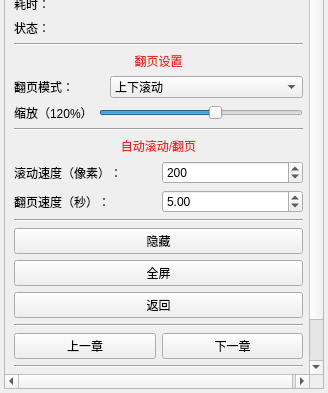
Qt form ui/component/ui_read_tool.ui (tonquer/picacg-qt) before a commit; both pictures show x 0 to 328 and y 432 to 825 of the 328 by 825 pixel window.
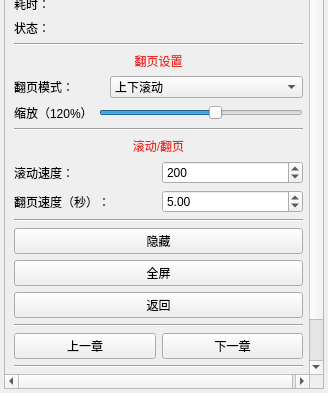
The same form after that commit. Custom widgets are drawn as their Qt base class.

The edit to the form file:
```diff
--- a/ui/component/ui_read_tool.ui
+++ b/ui/component/ui_read_tool.ui
@@ -41,7 +41,7 @@
       <property name="geometry">
        <rect>
         <x>0</x>
-        <y>0</y>
+        <y>-27</y>
         <width>310</width>
         <height>825</height>
        </rect>
@@ -531,7 +531,7 @@
             <string notr="true">color: #ee2a24</string>
            </property>
            <property name="text">
-            <string>自动滚动/翻页</string>
+            <string>滚动/翻页</string>
            </property>
            <property name="alignment">
             <set>Qt::AlignCenter</set>
@@ -549,7 +549,7 @@
               </size>
              </property>
              <property name="text">
-              <string>滚动速度（像素）：</string>
+              <string>滚动速度：</string>
              </property>
             </widget>
            </item>
```
